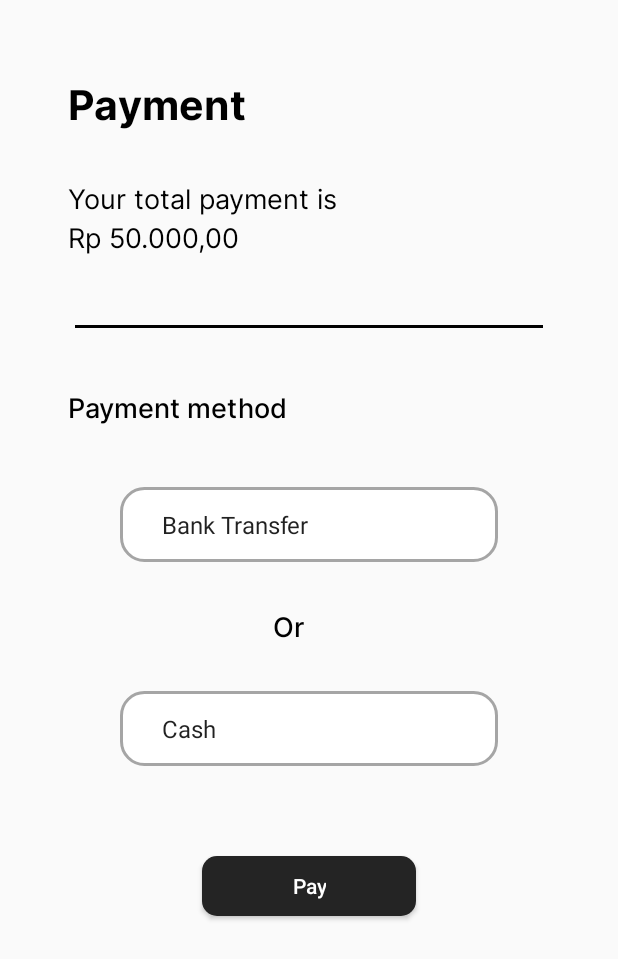
After one commit to KevinDanudoro/SiJobs, an Android app: the fragment PaymentFragment shown on its own in the app's theme, on a phone screen of 412 x 824 dp. The commit adds this screen. Shown: the top 959 px of the screen. Run offline under Robolectric (Android 15) with nearby library versions, the phone set to English and light mode, and no system bars; Roboto replaces fonts that are not available here.

Commit message:
Menambahkan halaman payment

```diff
--- a/app/src/main/AndroidManifest.xml
+++ b/app/src/main/AndroidManifest.xml
@@ -3,12 +3,12 @@
     package="com.example.sijobs">
 
     <uses-permission android:name="android.permission.INTERNET" />
-
+<!--Todo: Ubah icon mipmap-->
     <application
         android:allowBackup="true"
-        android:icon="@mipmap/ic_logout"
+        android:icon="@mipmap/ic_launcher"
+        android:roundIcon="@mipmap/ic_launcher_round"
         android:label="@string/app_name"
-        android:roundIcon="@mipmap/ic_launcher_round"
         android:supportsRtl="true"
         android:theme="@style/Theme.SiJobs">
         <activity
--- /dev/null
+++ b/app/src/main/java/com/example/sijobs/PaymentFragment.kt
@@ -0,0 +1,59 @@
+package com.example.sijobs
+
+import android.os.Bundle
+import androidx.fragment.app.Fragment
+import android.view.LayoutInflater
+import android.view.View
+import android.view.ViewGroup
+
+// TODO: Rename parameter arguments, choose names that match
+// the fragment initialization parameters, e.g. ARG_ITEM_NUMBER
+private const val ARG_PARAM1 = "param1"
+private const val ARG_PARAM2 = "param2"
+
+/**
+ * A simple [Fragment] subclass.
+ * Use the [PaymentFragment.newInstance] factory method to
+ * create an instance of this fragment.
+ */
+class PaymentFragment : Fragment() {
+    // TODO: Rename and change types of parameters
+    private var param1: String? = null
+    private var param2: String? = null
+
+    override fun onCreate(savedInstanceState: Bundle?) {
+        super.onCreate(savedInstanceState)
+        arguments?.let {
+            param1 = it.getString(ARG_PARAM1)
+            param2 = it.getString(ARG_PARAM2)
+        }
+    }
+
+    override fun onCreateView(
+        inflater: LayoutInflater, container: ViewGroup?,
+        savedInstanceState: Bundle?
+    ): View? {
+        // Inflate the layout for this fragment
+        return inflater.inflate(R.layout.fragment_payment, container, false)
+    }
+
+    companion object {
+        /**
+         * Use this factory method to create a new instance of
+         * this fragment using the provided parameters.
+         *
+         * @param param1 Parameter 1.
+         * @param param2 Parameter 2.
+         * @return A new instance of fragment PaymentFragment.
+         */
+        // TODO: Rename and change types and number of parameters
+        @JvmStatic
+        fun newInstance(param1: String, param2: String) =
+            PaymentFragment().apply {
+                arguments = Bundle().apply {
+                    putString(ARG_PARAM1, param1)
+                    putString(ARG_PARAM2, param2)
+                }
+            }
+    }
+}
--- /dev/null
+++ b/app/src/main/res/layout/fragment_payment.xml
@@ -0,0 +1,123 @@
+<?xml version="1.0" encoding="utf-8"?>
+<androidx.constraintlayout.widget.ConstraintLayout xmlns:android="http://schemas.android.com/apk/res/android"
+    xmlns:app="http://schemas.android.com/apk/res-auto"
+    xmlns:tools="http://schemas.android.com/tools"
+    android:layout_width="match_parent"
+    android:layout_height="match_parent"
+    tools:context=".PaymentFragment">
+
+    <TextView
+        android:id="@+id/textView17"
+        android:layout_width="wrap_content"
+        android:layout_height="wrap_content"
+        android:layout_marginStart="45dp"
+        android:layout_marginTop="50dp"
+        android:fontFamily="@font/inter_bold"
+        android:text="Payment"
+        android:textColor="@color/black"
+        android:textSize="27sp"
+        app:layout_constraintStart_toStartOf="parent"
+        app:layout_constraintTop_toTopOf="parent" />
+
+    <TextView
+        android:id="@+id/textView19"
+        android:layout_width="wrap_content"
+        android:layout_height="wrap_content"
+        android:layout_marginTop="30dp"
+        android:fontFamily="@font/inter_regular"
+        android:text="Your total payment is"
+        android:textColor="@color/black"
+        android:textSize="18sp"
+        app:layout_constraintStart_toStartOf="@+id/textView17"
+        app:layout_constraintTop_toBottomOf="@+id/textView17" />
+
+    <TextView
+        android:id="@+id/textView20"
+        android:layout_width="wrap_content"
+        android:layout_height="wrap_content"
+        android:fontFamily="@font/inter_regular"
+        android:text="Rp 50.000,00"
+        android:textColor="@color/black"
+        android:textSize="18sp"
+        app:layout_constraintStart_toStartOf="@+id/textView19"
+        app:layout_constraintTop_toBottomOf="@+id/textView19" />
+
+    <View
+        android:id="@+id/view2"
+        android:layout_width="0dp"
+        android:layout_height="2dp"
+        android:layout_marginHorizontal="50dp"
+        android:layout_marginTop="45dp"
+        android:background="@color/black"
+        app:layout_constraintEnd_toEndOf="parent"
+        app:layout_constraintStart_toStartOf="parent"
+        app:layout_constraintTop_toBottomOf="@+id/textView20" />
+
+    <TextView
+        android:id="@+id/textView21"
+        android:layout_width="wrap_content"
+        android:layout_height="wrap_content"
+        android:layout_marginTop="40dp"
+        android:fontFamily="@font/inter_medium"
+        android:text="Payment method"
+        android:textColor="@color/black"
+        android:textSize="18sp"
+        app:layout_constraintStart_toStartOf="@+id/textView20"
+        app:layout_constraintTop_toBottomOf="@+id/view2" />
+
+    <Spinner
+        android:id="@+id/transfer"
+        android:layout_width="0dp"
+        android:layout_height="50dp"
+        android:background="@drawable/shape_swap_skill"
+        android:layout_marginTop="40dp"
+        android:layout_marginHorizontal="80dp"
+        android:paddingStart="20dp"
+        android:entries="@array/payment"
+        app:layout_constraintEnd_toEndOf="parent"
+        app:layout_constraintStart_toStartOf="parent"
+        app:layout_constraintTop_toBottomOf="@+id/textView21"/>
+
+    <TextView
+        android:id="@+id/textView22"
+        android:layout_width="48dp"
+        android:layout_height="0dp"
+        android:layout_marginTop="30dp"
+        android:fontFamily="@font/inter_medium"
+        android:text="Or"
+        android:textColor="@color/black"
+        android:textSize="18sp"
+        app:layout_constraintEnd_toEndOf="parent"
+        app:layout_constraintStart_toStartOf="parent"
+        app:layout_constraintTop_toBottomOf="@+id/transfer" />
+
+    <Spinner
+        android:id="@+id/cash"
+        android:layout_width="0dp"
+        android:layout_height="50dp"
+        android:layout_marginTop="30dp"
+        android:layout_marginHorizontal="80dp"
+        android:background="@drawable/shape_swap_skill"
+        android:entries="@array/cash"
+        android:paddingStart="20dp"
+        app:layout_constraintEnd_toEndOf="parent"
+        app:layout_constraintStart_toStartOf="parent"
+        app:layout_constraintTop_toBottomOf="@+id/textView22" />
+
+    <Button
+        android:id="@+id/pay_btn"
+        android:layout_width="wrap_content"
+        android:layout_height="40dp"
+        android:layout_marginTop="60dp"
+        android:paddingHorizontal="60dp"
+        android:background="@drawable/shape_login_btn"
+        android:text="Pay"
+        android:textAllCaps="false"
+        android:textColor="@color/white"
+        app:layout_constraintEnd_toEndOf="parent"
+        app:layout_constraintStart_toStartOf="parent"
+        app:layout_constraintTop_toBottomOf="@+id/cash" />
+
+
+
+</androidx.constraintlayout.widget.ConstraintLayout>
--- a/app/src/main/res/layout/fragment_profile.xml
+++ b/app/src/main/res/layout/fragment_profile.xml
@@ -444,7 +444,7 @@
         android:id="@+id/logout"
         android:layout_width="40dp"
         android:layout_height="40dp"
-        android:background="@mipmap/ic_logout"
+        android:background="@drawable/ic_logout"
         app:layout_constraintEnd_toEndOf="@+id/constraintLayout3"
         app:layout_constraintHorizontal_bias="1.0"
         app:layout_constraintStart_toEndOf="@+id/change_skill"
--- a/app/src/main/res/values/strings.xml
+++ b/app/src/main/res/values/strings.xml
@@ -26,6 +26,15 @@
         <item>Female</item>
     </string-array>
 
-    <string name="hello_blank_fragment">Hello blank fragment</string>
+    <!--  Spinner transfer PaymentFragment  -->
+    <string-array name="payment">
+        <item>Bank Transfer</item>
+        <item>Cash</item>
+    </string-array>
+
+    <!--  Spinner cash PaymentFragment  -->
+    <string-array name="cash">
+        <item>Cash</item>
+    </string-array>
 
 </resources>
```
Also changed, not shown: app/src/main/java/com/example/sijobs/PaymentSuccessFragment.kt (added, +59 -0 lines), app/src/main/res/layout/activity_login.xml (+3 -13 lines), app/src/main/res/layout/fragment_payment_success.xml (added, +63 -0 lines), app/src/main/res/drawable/ic_accept.png (added), app/src/main/res/drawable/ic_logout.png (renamed from app/src/main/res/mipmap-mdpi/ic_logout.png), app/src/main/res/mipmap-hdpi/ic_logout.png (deleted), app/src/main/res/mipmap-xhdpi/ic_logout.png (deleted), app/src/main/res/mipmap-xxhdpi/ic_logout.png (deleted), app/src/main/res/mipmap-xxxhdpi/ic_logout.png (deleted), 1 other file.
